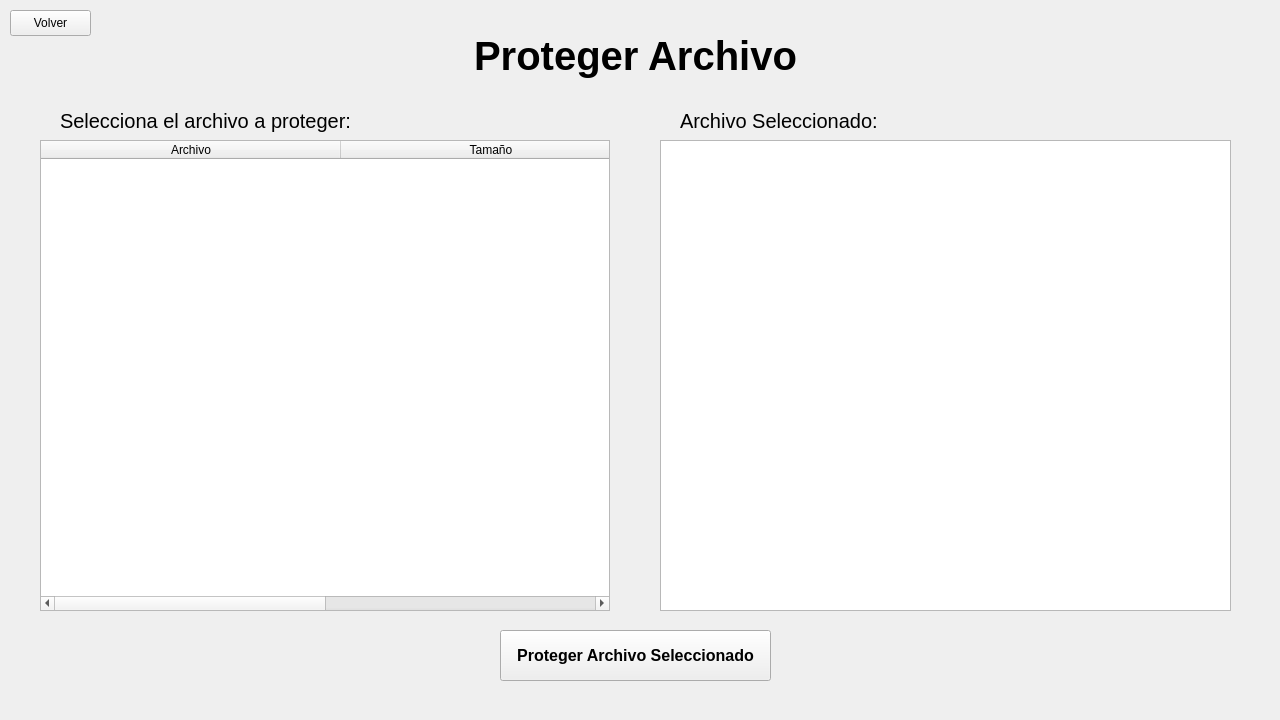
Above: Ventanas/encodeFilePanel.ui from PepeObot/HammingCode before the change. Below: the same form after it.
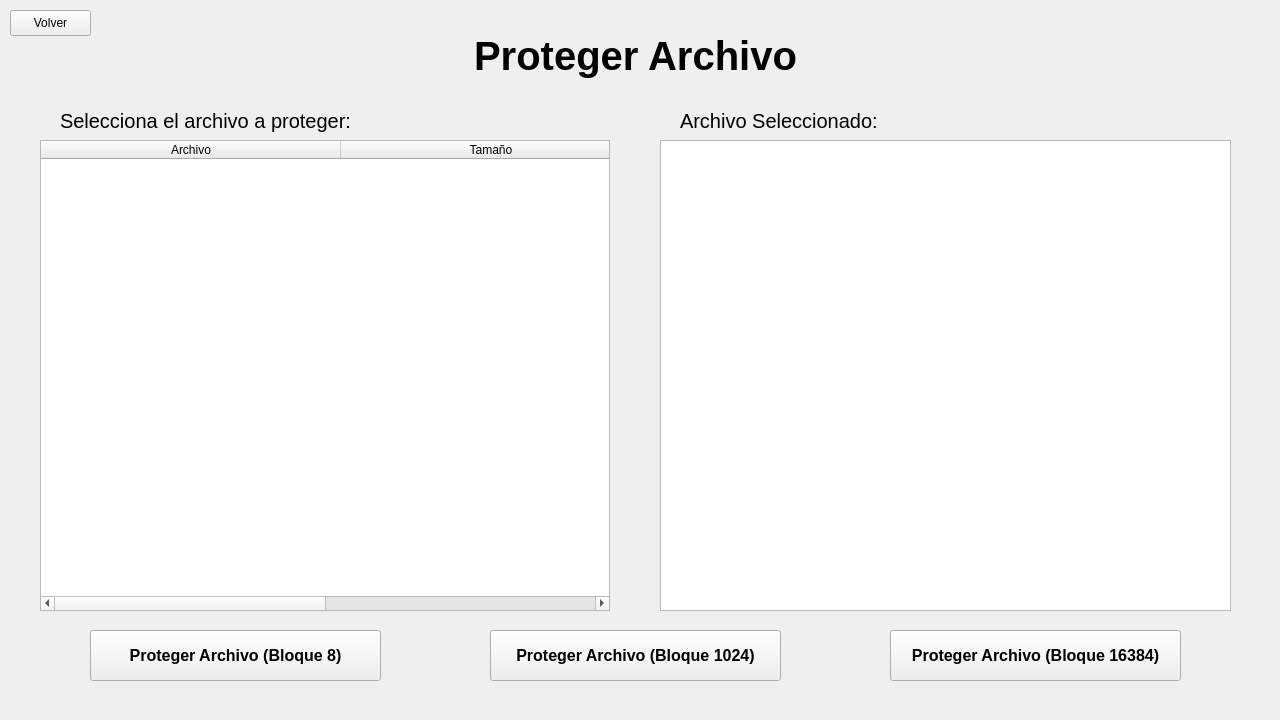
That is the form after the change.

Commit message: agregado de botones en encodeFile

```diff
--- a/Ventanas/encodeFilePanel.ui
+++ b/Ventanas/encodeFilePanel.ui
@@ -126,9 +126,9 @@
   <widget class="QPushButton" name="protegerFile_btn">
    <property name="geometry">
     <rect>
-     <x>500</x>
+     <x>490</x>
      <y>630</y>
-     <width>271</width>
+     <width>291</width>
      <height>51</height>
     </rect>
    </property>
@@ -139,7 +139,7 @@
     </font>
    </property>
    <property name="text">
-    <string>Proteger Archivo Seleccionado</string>
+    <string>Proteger Archivo (Bloque 1024)</string>
    </property>
   </widget>
   <widget class="QTextEdit" name="textFile">
@@ -170,6 +170,44 @@
     <string>Archivo Seleccionado:</string>
    </property>
   </widget>
+  <widget class="QPushButton" name="protegerFile8_btn">
+   <property name="geometry">
+    <rect>
+     <x>90</x>
+     <y>630</y>
+     <width>291</width>
+     <height>51</height>
+    </rect>
+   </property>
+   <property name="font">
+    <font>
+     <pointsize>12</pointsize>
+     <bold>true</bold>
+    </font>
+   </property>
+   <property name="text">
+    <string>Proteger Archivo (Bloque 8)</string>
+   </property>
+  </widget>
+  <widget class="QPushButton" name="protegerFile16384_btn">
+   <property name="geometry">
+    <rect>
+     <x>890</x>
+     <y>630</y>
+     <width>291</width>
+     <height>51</height>
+    </rect>
+   </property>
+   <property name="font">
+    <font>
+     <pointsize>12</pointsize>
+     <bold>true</bold>
+    </font>
+   </property>
+   <property name="text">
+    <string>Proteger Archivo (Bloque 16384)</string>
+   </property>
+  </widget>
  </widget>
  <resources/>
  <connections/>
```
Left out of the diff: 2 changed lines with no effect on the pictures. The commit also changes 10 other files.
